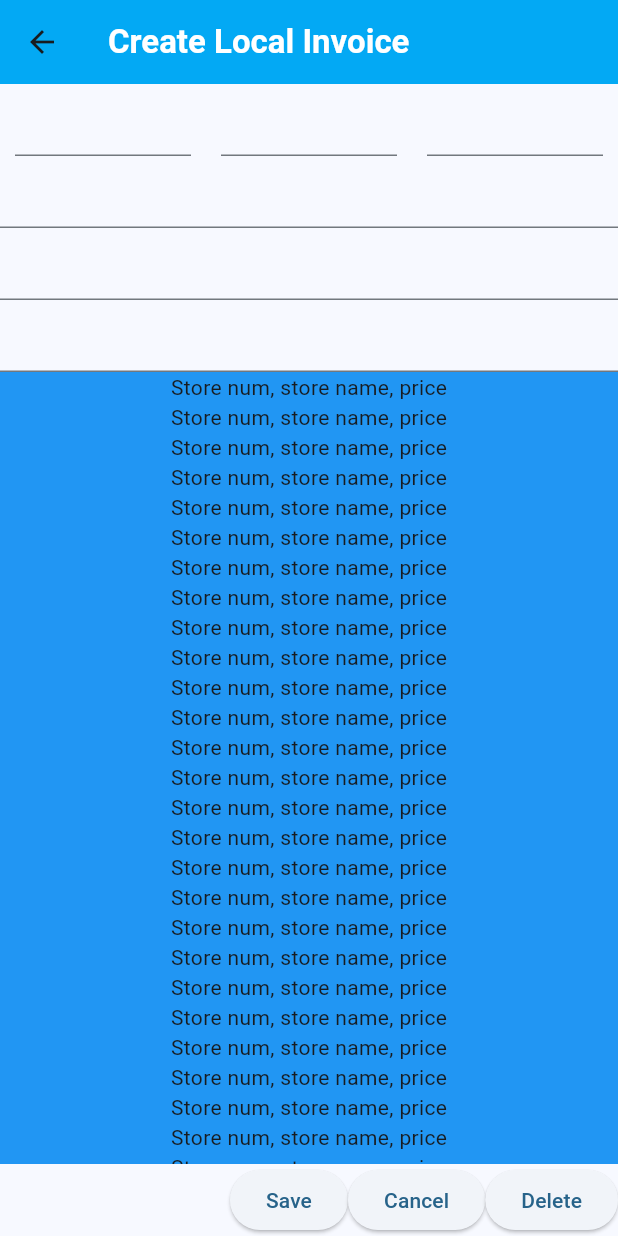
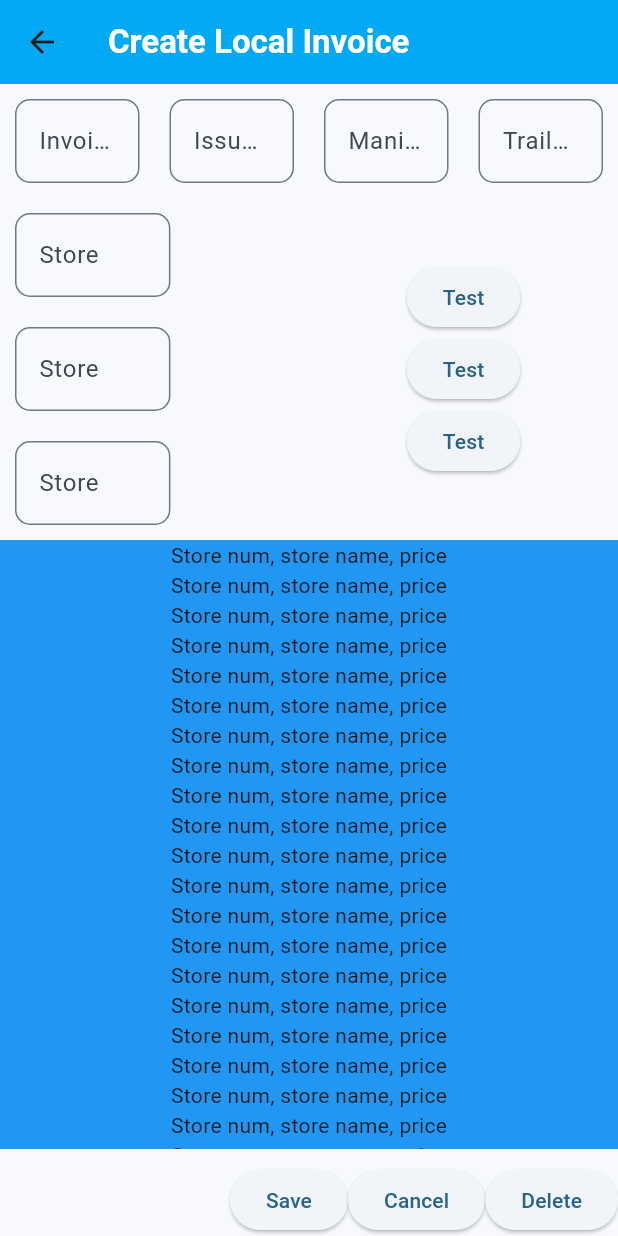
Before and after one commit to GitHub23211/xero_invoice_creator_flutter, a Flutter app: the LocalInvoicing screen opened directly, on a phone screen of 412 x 824 dp. Run offline on Flutter 3.47's test engine with Material 3 defaults, Android fonts, the phone set to English and light mode, and no system bars.

Commit message:
Create basic style for local invoice form

```diff
--- a/lib/pages/local_invoicing/components/form_buttons.dart
+++ b/lib/pages/local_invoicing/components/form_buttons.dart
@@ -10,7 +10,8 @@ class FormButtons extends StatefulWidget {
 class _FormButtonsState extends State<FormButtons> {
   @override
   Widget build(BuildContext context) {
-    return Row(
+    return ExcludeFocus(
+      child: Row(
         mainAxisAlignment: MainAxisAlignment.end,
         children: [
           ElevatedButton(
@@ -26,6 +27,7 @@ class _FormButtonsState extends State<FormButtons> {
             child: const Text('Delete'),
           )
         ],
+      ),
     );
   }
 }
--- a/lib/pages/local_invoicing/components/invoice_form.dart
+++ b/lib/pages/local_invoicing/components/invoice_form.dart
@@ -18,11 +18,12 @@ class _InvoiceFormState extends State<InvoiceForm> {
   Widget build(BuildContext context) {
     return Form(
       key: _formKey,
-      child: Column(
+      child: const Column(
         children: [
           InvoiceInfoForm(),
           StoreNumForm(),
           EnteredManifests(),
+          SizedBox(height: 10),
           FormButtons(),
         ],
       ),
--- a/lib/pages/local_invoicing/components/invoice_info_input.dart
+++ b/lib/pages/local_invoicing/components/invoice_info_input.dart
@@ -1,4 +1,5 @@
 import 'package:flutter/material.dart';
+import 'package:xero_app_flutter/pages/local_invoicing/components/text_form_input.dart';
 
 class InvoiceInfoForm extends StatefulWidget {
   const InvoiceInfoForm({super.key});
@@ -10,21 +11,15 @@ class InvoiceInfoForm extends StatefulWidget {
 class _InvoiceInfoFormState extends State<InvoiceInfoForm> {
   @override
   Widget build(BuildContext context) {
-    return Row(
+    return const Row(
       mainAxisAlignment: MainAxisAlignment.spaceAround,
       children: [
-        Expanded(
-            child: Container(
-                margin: const EdgeInsets.fromLTRB(10.0, 0, 10.0, 0),
-                child: TextFormField())),
-        Expanded(
-            child: Container(
-                margin: const EdgeInsets.fromLTRB(10.0, 0, 10.0, 0),
-                child: TextFormField())),
-        Expanded(
-            child: Container(
-                margin: const EdgeInsets.fromLTRB(10.0, 0, 10.0, 0),
-                child: TextFormField())),
+        ExcludeFocus(
+          child: Expanded(child: TextFormInput(labelText: 'Invoice Number')),
+        ),
+        Expanded(child: TextFormInput(labelText: 'Issue date')),
+        Expanded(child: TextFormInput(labelText: 'Manifest Number')),
+        Expanded(child: TextFormInput(labelText: 'Trailer Number (Optional)')),
       ],
     );
   }
--- a/lib/pages/local_invoicing/components/store_num_form.dart
+++ b/lib/pages/local_invoicing/components/store_num_form.dart
@@ -1,22 +1,42 @@
 import 'package:flutter/material.dart';
+import 'package:xero_app_flutter/pages/local_invoicing/components/text_form_input.dart';
 
-class StoreNumForm extends StatefulWidget {
+class StoreNumForm extends StatelessWidget {
   const StoreNumForm({super.key});
 
   @override
-  State<StoreNumForm> createState() => _StoreNumFormState();
-}
-
-class _StoreNumFormState extends State<StoreNumForm> {
-  @override
   Widget build(BuildContext context) {
-    return Column(
-      mainAxisAlignment: MainAxisAlignment.center,
-      children: [
-        TextFormField(),
-        TextFormField(),
-        TextFormField(),
-      ],
-    );
+    double mQueryWidth = MediaQuery.of(context).size.width * 0.3;
+    return Row(children: [
+      Expanded(
+          child: Column(
+        crossAxisAlignment: CrossAxisAlignment.start,
+        children: [
+          SizedBox(
+            width: mQueryWidth,
+            child: TextFormInput(labelText: 'Store'),
+          ),
+          SizedBox(
+            width: mQueryWidth,
+            child: TextFormInput(labelText: 'Store'),
+          ),
+          SizedBox(
+            width: mQueryWidth,
+            child: TextFormInput(labelText: 'Store'),
+          ),
+        ],
+      )),
+      Expanded(
+        child: ExcludeFocus(
+            child: Column(
+          mainAxisAlignment: MainAxisAlignment.center,
+          children: [
+            ElevatedButton(onPressed: () => {}, child: Text('Test')),
+            ElevatedButton(onPressed: () => {}, child: Text('Test')),
+            ElevatedButton(onPressed: () => {}, child: Text('Test')),
+          ],
+        )),
+      )
+    ]);
   }
 }
--- /dev/null
+++ b/lib/pages/local_invoicing/components/text_form_input.dart
@@ -0,0 +1,23 @@
+import 'package:flutter/material.dart';
+
+class TextFormInput extends StatelessWidget {
+  final String labelText;
+
+  const TextFormInput({
+    super.key,
+    required this.labelText,
+  });
+
+  @override
+  Widget build(BuildContext context) {
+    return Container(
+        margin: const EdgeInsets.all(10.0),
+        child: TextFormField(
+          decoration: InputDecoration(
+            border: const OutlineInputBorder(
+                borderRadius: BorderRadius.all(Radius.circular(10))),
+            labelText: labelText,
+          ),
+        ));
+  }
+}
```
Lines whose indentation alone changed are shown as unchanged.
